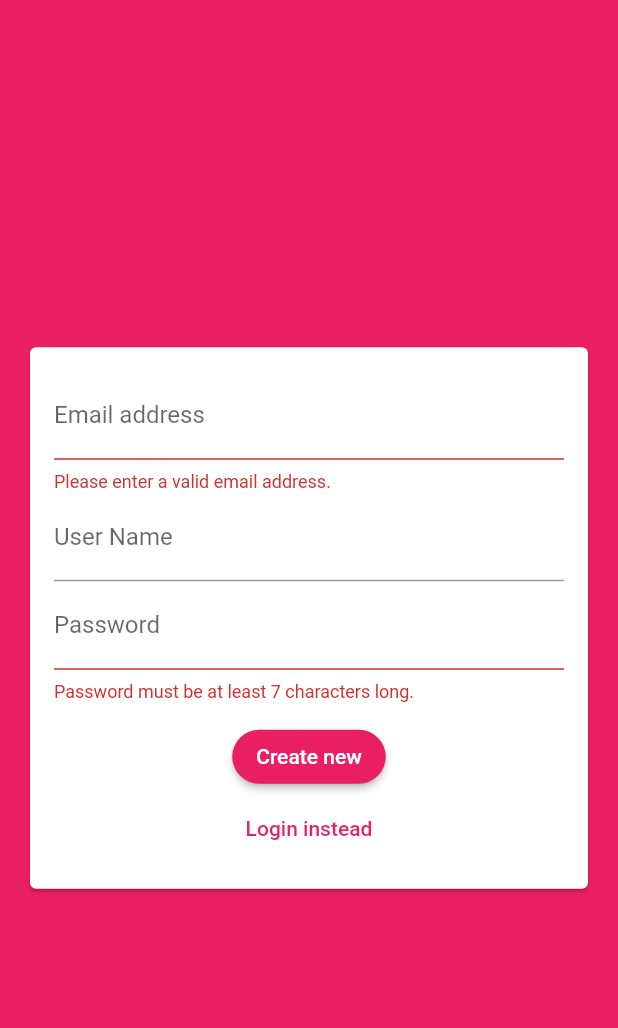
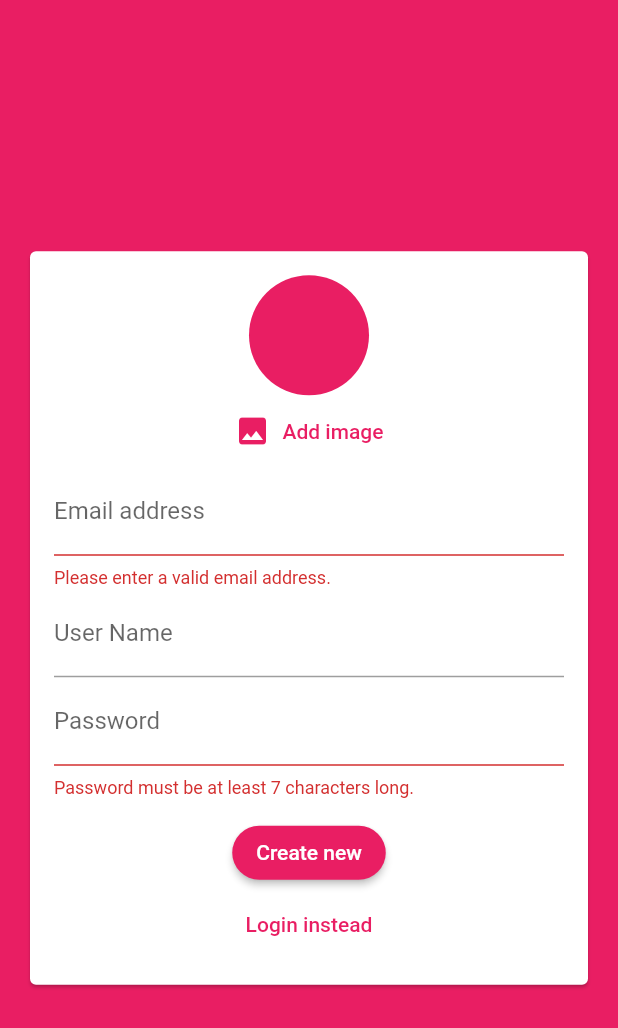
Before and after one commit to MostafaAmin0/Chat_App, a Flutter app: the screen it shows after launch, after a tap on "Login", after a tap on "Create new", on a phone screen of 412 x 824 dp. Shown: the top 1028 px of the screen. Run offline on Flutter 3.47's test engine with Material 2 defaults, Android fonts, the phone set to English and light mode, and no system bars; our stand-ins replace cloud_firestore, firebase_auth, firebase_core, image_picker; accounts and stored records are empty.

Commit message:
image picker package

```diff
--- a/lib/widgets/auth/auth_form.dart
+++ b/lib/widgets/auth/auth_form.dart
@@ -1,4 +1,6 @@
 import 'package:flutter/material.dart';
+
+import '../picker/user_image_picker.dart';
 
 class AuthForm extends StatefulWidget {
   const AuthForm(
@@ -52,6 +54,7 @@ class _AuthFormState extends State<AuthForm> {
               child: Column(
                 mainAxisSize: MainAxisSize.min,
                 children: [
+                  if (!_isLogin) const UserImagePicker(),
                   TextFormField(
                     key: const ValueKey('email'),
                     keyboardType: TextInputType.emailAddress,
--- /dev/null
+++ b/lib/widgets/picker/user_image_picker.dart
@@ -0,0 +1,43 @@
+import 'dart:io';
+
+import 'package:flutter/material.dart';
+import 'package:image_picker/image_picker.dart';
+
+class UserImagePicker extends StatefulWidget {
+  const UserImagePicker({Key? key}) : super(key: key);
+
+  @override
+  _UserImagePickerState createState() => _UserImagePickerState();
+}
+
+class _UserImagePickerState extends State<UserImagePicker> {
+  File? _pickedImage;
+
+  void _pickImage() async {
+    final picker = ImagePicker();
+    final pickedImage = await picker.pickImage(source: ImageSource.gallery);
+    final pickedImageFile = File(pickedImage!.path);
+    setState(() {
+      _pickedImage = pickedImageFile;
+    });
+  }
+
+  @override
+  Widget build(BuildContext context) {
+    return Column(
+      children: [
+        CircleAvatar(
+          radius: 40,
+          backgroundImage:
+              _pickedImage != null ? FileImage(_pickedImage!) : null,
+              backgroundColor: Theme.of(context).colorScheme.primary,
+        ),
+        TextButton.icon(
+          onPressed: _pickImage,
+          icon: const Icon(Icons.image),
+          label: const Text('Add image'),
+        )
+      ],
+    );
+  }
+}
--- a/pubspec.yaml
+++ b/pubspec.yaml
@@ -33,6 +33,7 @@ dependencies:
   firebase_core: ^1.10.6
   cloud_firestore: ^3.1.5
   firebase_auth: ^3.3.4
+  image_picker: ^0.8.4+10
   # The following adds the Cupertino Icons font to your application.
   # Use with the CupertinoIcons class for iOS style icons.
   cupertino_icons: ^1.0.2
```
Also changed, not shown: pubspec.lock.
